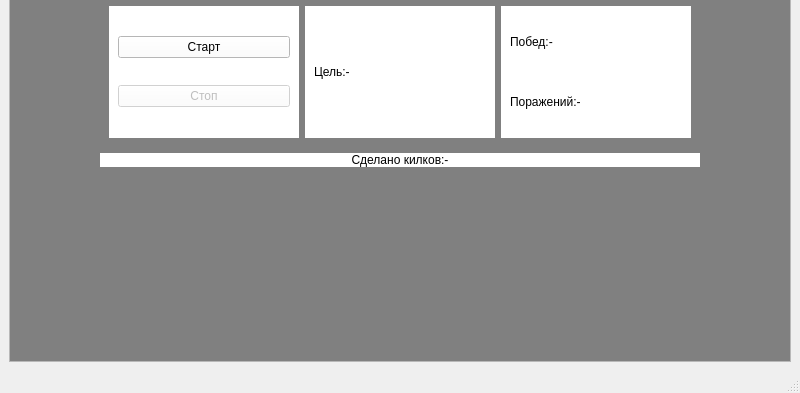
The window that mainwindow.ui (Halma1996/HalmaRep.github.io) describes before a commit, drawn with Qt 5; both pictures show x 0 to 800 and y 207 to 600 of the 800 by 600 pixel window.
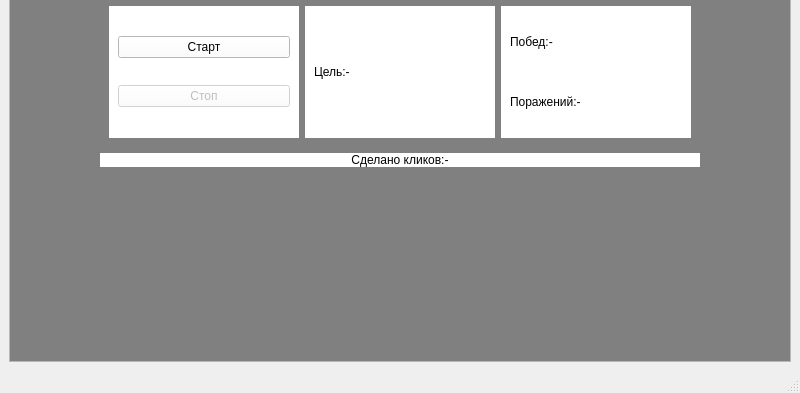
The same window after the commit.

```diff
--- a/mainwindow.ui
+++ b/mainwindow.ui
@@ -183,7 +183,7 @@
            <string notr="true">background-color:white</string>
           </property>
           <property name="text">
-           <string>Сделано килков:-</string>
+           <string>Сделано кликов:-</string>
           </property>
           <property name="alignment">
            <set>Qt::AlignCenter</set>
```
Left out of the diff: 6 changed lines with no effect on the pictures.
